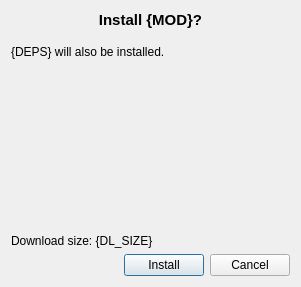
First picture: the form in ui/install.ui, repository ngld/old-knossos, before the edit.
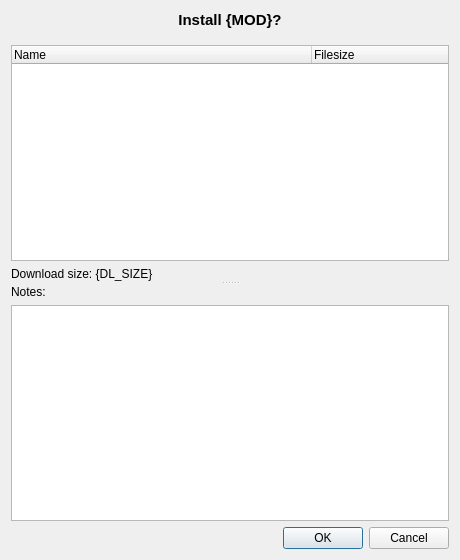
Second picture: the form after the edit.

```diff
--- a/ui/install.ui
+++ b/ui/install.ui
@@ -9,8 +9,8 @@
    <rect>
     <x>0</x>
     <y>0</y>
-    <width>301</width>
-    <height>287</height>
+    <width>460</width>
+    <height>560</height>
    </rect>
   </property>
   <property name="windowTitle">
@@ -19,7 +19,14 @@
   <property name="modal">
    <bool>true</bool>
   </property>
-  <layout class="QVBoxLayout" name="verticalLayout_2">
+  <layout class="QVBoxLayout" name="verticalLayout_3">
+   <item>
+    <widget class="QSplitter" name="splitter">
+     <property name="orientation">
+      <enum>Qt::Vertical</enum>
+     </property>
+     <widget class="QWidget" name="verticalLayoutWidget">
+      <layout class="QVBoxLayout" name="verticalLayout">
    <item>
     <widget class="QLabel" name="titleLabel">
      <property name="font">
@@ -40,48 +47,54 @@
      </property>
     </widget>
    </item>
-   <item>
-    <spacer name="verticalSpacer_2">
-     <property name="orientation">
-      <enum>Qt::Vertical</enum>
-     </property>
-     <property name="sizeType">
-      <enum>QSizePolicy::Preferred</enum>
-     </property>
-     <property name="sizeHint" stdset="0">
-      <size>
-       <width>40</width>
-       <height>10</height>
-      </size>
-     </property>
-    </spacer>
-   </item>
-   <item>
-    <widget class="QLabel" name="depsLabel">
-     <property name="text">
-      <string>{DEPS} will also be installed.</string>
-     </property>
-     <property name="wordWrap">
-      <bool>true</bool>
-     </property>
-    </widget>
-   </item>
-   <item>
-    <layout class="QVBoxLayout" name="pkgsLayout"/>
-   </item>
    <item>
     <spacer name="verticalSpacer">
      <property name="orientation">
       <enum>Qt::Vertical</enum>
      </property>
+         <property name="sizeType">
+          <enum>QSizePolicy::Fixed</enum>
+         </property>
      <property name="sizeHint" stdset="0">
       <size>
        <width>20</width>
-       <height>40</height>
+           <height>10</height>
       </size>
      </property>
     </spacer>
    </item>
+       <item>
+        <widget class="QTreeWidget" name="treeWidget">
+         <property name="sizePolicy">
+          <sizepolicy hsizetype="Expanding" vsizetype="Expanding">
+           <horstretch>0</horstretch>
+           <verstretch>0</verstretch>
+          </sizepolicy>
+         </property>
+         <property name="alternatingRowColors">
+          <bool>true</bool>
+         </property>
+         <property name="animated">
+          <bool>true</bool>
+         </property>
+         <property name="wordWrap">
+          <bool>true</bool>
+         </property>
+         <attribute name="headerDefaultSectionSize">
+          <number>300</number>
+         </attribute>
+         <column>
+          <property name="text">
+           <string>Name</string>
+          </property>
+         </column>
+         <column>
+          <property name="text">
+           <string>Filesize</string>
+          </property>
+         </column>
+        </widget>
+       </item>
    <item>
     <widget class="QLabel" name="dlSizeLabel">
      <property name="text">
@@ -89,36 +102,43 @@
      </property>
     </widget>
    </item>
+      </layout>
+     </widget>
+     <widget class="QWidget" name="verticalLayoutWidget_2">
+      <layout class="QVBoxLayout" name="verticalLayout_2">
    <item>
-    <layout class="QHBoxLayout" name="horizontalLayout">
+        <widget class="QLabel" name="label">
+         <property name="text">
+          <string>Notes:</string>
+         </property>
+        </widget>
+       </item>
      <item>
-      <spacer name="horizontalSpacer">
+        <widget class="QTextEdit" name="notesField">
+         <property name="sizePolicy">
+          <sizepolicy hsizetype="Expanding" vsizetype="Expanding">
+           <horstretch>0</horstretch>
+           <verstretch>0</verstretch>
+          </sizepolicy>
+         </property>
+         <property name="readOnly">
+          <bool>true</bool>
+         </property>
+        </widget>
+       </item>
+       <item>
+        <widget class="QDialogButtonBox" name="buttonBox">
        <property name="orientation">
         <enum>Qt::Horizontal</enum>
        </property>
-       <property name="sizeHint" stdset="0">
-        <size>
-         <width>40</width>
-         <height>20</height>
-        </size>
-       </property>
-      </spacer>
-     </item>
-     <item>
-      <widget class="QPushButton" name="installButton">
-       <property name="text">
-        <string>Install</string>
-       </property>
-      </widget>
-     </item>
-     <item>
-      <widget class="QPushButton" name="cancelButton">
-       <property name="text">
-        <string>Cancel</string>
+         <property name="standardButtons">
+          <set>QDialogButtonBox::Cancel|QDialogButtonBox::Ok</set>
        </property>
       </widget>
      </item>
     </layout>
+     </widget>
+    </widget>
    </item>
   </layout>
  </widget>
```
Left out of the diff: 38 changed lines with no effect on the pictures. Lines whose indentation alone changed are shown as unchanged.
